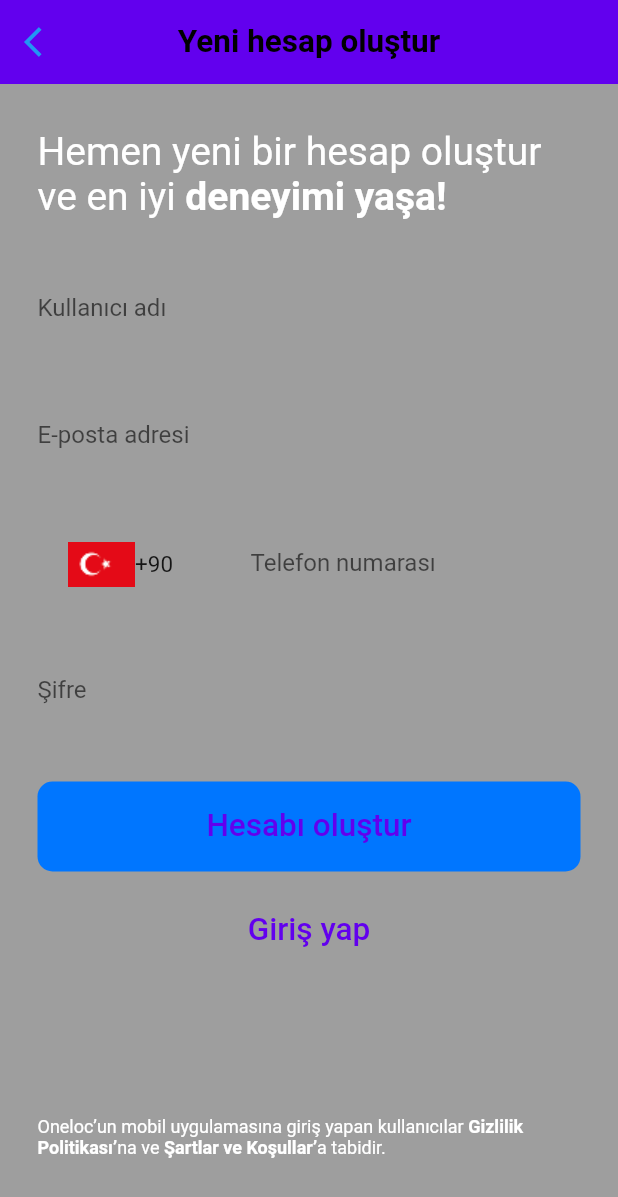
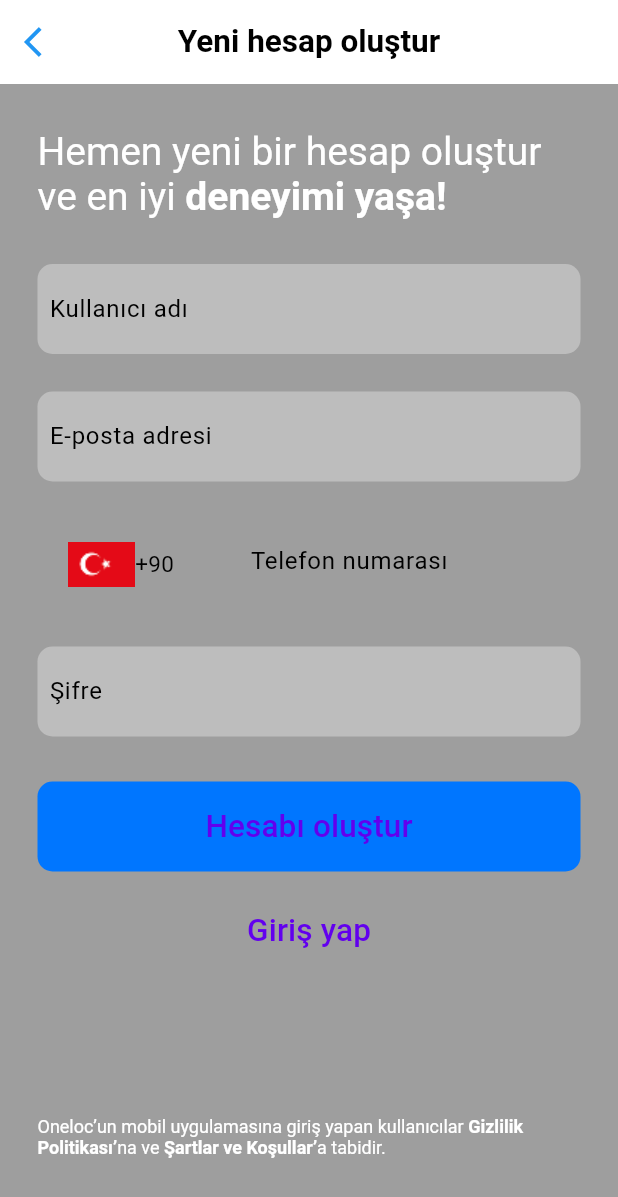
Before and after one commit to KubraErmeydan/oneloc-case-study, a Flutter app: the screen it shows after launch, after a tap on "Yeni hesap oluştur", on a phone screen of 412 x 824 dp. Shown: the top 1197 px of the screen. Run offline on Flutter 3.47's test engine with Material 2 defaults, Android fonts, the phone set to English and light mode, and no system bars; our stand-ins replace dio, flutter_riverpod, google_fonts; missing offline and left inert: footer; network calls fail.

```diff
--- a/lib/main.dart
+++ b/lib/main.dart
@@ -32,12 +32,26 @@ class MyApp extends StatelessWidget {
           themeMode: ThemeMode.system,
           debugShowCheckedModeBanner: false,
           title: 'Flutter Demo',
-          theme: Themes.lightTheme,
-          // ThemeData(
-          //   brightness: Brightness.light,
-          //   useMaterial3: true,
-          //   textTheme: GoogleFonts.robotoTextTheme(),
-          // ),
+          theme:
+          ThemeData(
+            brightness: Brightness.light,
+            useMaterial3: true,
+              //fontFamily: GoogleFonts.robotoTextTheme(),
+
+              scaffoldBackgroundColor: Colors.grey.shade500,//
+              colorScheme: ColorScheme.light(),
+              backgroundColor: Colors.white , //app
+              primaryColor: Colors.grey.shade400,
+              appBarTheme: AppBarTheme(
+                elevation: 0.0,
+                iconTheme: IconThemeData(color: Colors.blue),
+                titleTextStyle: TextStyle(
+                  color: Colors.black,
+                ),),
+              textTheme: TextTheme( bodyText1:TextStyle(color: Colors.white),),
+              primaryTextTheme: TextTheme(bodyText1:TextStyle(color: Colors.black ),
+              )
+          ),
           initialRoute: '/',
           routes: {
             '/': (context) => SplashScreen(),
--- a/lib/widgets.dart
+++ b/lib/widgets.dart
@@ -59,13 +59,17 @@ class ContainerWidget extends StatelessWidget {
       decoration: BoxDecoration(
        // color: Color(0xffCECECE),
         borderRadius: BorderRadius.circular(10),
+        color: Theme.of(context).primaryColor
       ),
-      child:TextField(
-        controller: controller,
-        style: TextStyle(color: Color(0xff525252)),
-        decoration: InputDecoration(
-            labelText: labelText,
-            border: InputBorder.none),
+      child:Padding(
+        padding: const EdgeInsets.all(8.0),
+        child: TextField(
+          controller: controller,
+          style: TextStyle(color: Color(0xff525252)),
+          decoration: InputDecoration(
+              labelText: labelText,
+              border: InputBorder.none),
+        ),
       ),
     );
   }
```
